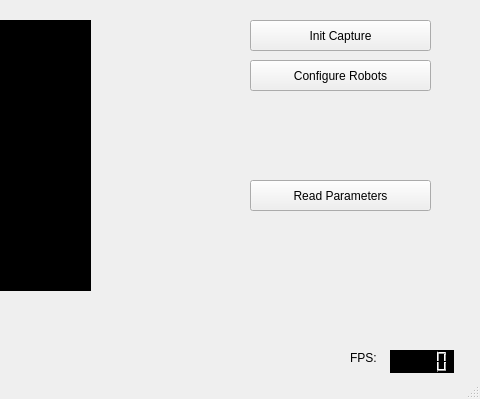
Old version of the form setparameters.ui in the repository mateus558/RinoBot-System; both pictures show x 320 to 800 and y 0 to 399 of the 800 by 399 pixel window.
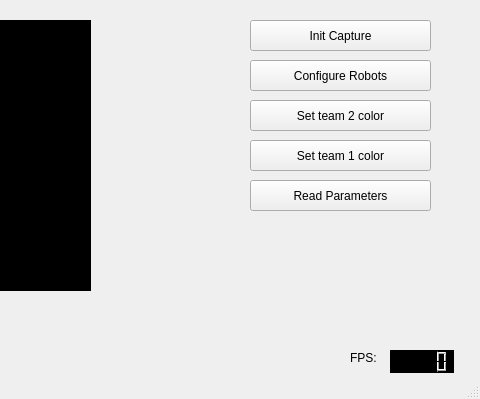
New version of the form.

Patch:
```diff
--- a/setparameters.ui
+++ b/setparameters.ui
@@ -95,6 +95,32 @@
      <string>Configure Robots</string>
     </property>
    </widget>
+   <widget class="QPushButton" name="T1_color">
+    <property name="geometry">
+     <rect>
+      <x>570</x>
+      <y>140</y>
+      <width>181</width>
+      <height>31</height>
+     </rect>
+    </property>
+    <property name="text">
+     <string>Set team 1 color</string>
+    </property>
+   </widget>
+   <widget class="QPushButton" name="T2_color">
+    <property name="geometry">
+     <rect>
+      <x>570</x>
+      <y>100</y>
+      <width>181</width>
+      <height>31</height>
+     </rect>
+    </property>
+    <property name="text">
+     <string>Set team 2 color</string>
+    </property>
+   </widget>
   </widget>
   <widget class="QStatusBar" name="statusbar"/>
  </widget>
```
